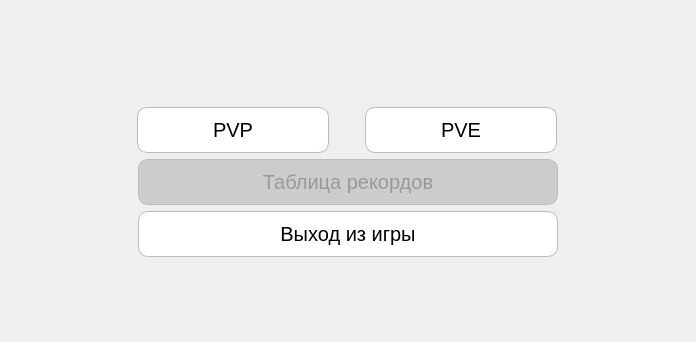
thehighestmath/sea_battle, file src/OffGame/InitWidget.ui: the form before one commit; both pictures show x 0 to 696 and y 0 to 342 of the 696 by 537 pixel window.
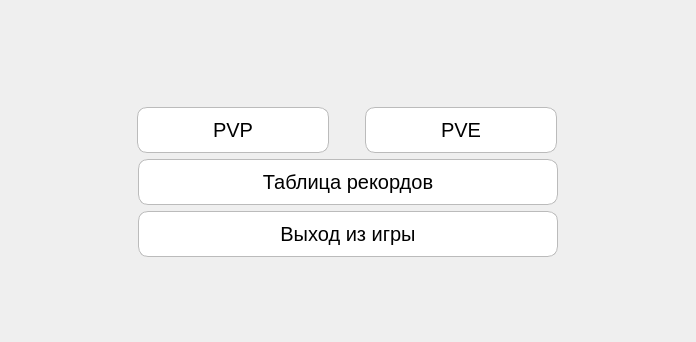
The form after the commit.

```diff
--- a/src/OffGame/InitWidget.ui
+++ b/src/OffGame/InitWidget.ui
@@ -119,7 +119,7 @@
         <item>
          <widget class="QPushButton" name="highscoreTable">
           <property name="enabled">
-           <bool>false</bool>
+           <bool>true</bool>
           </property>
           <property name="layoutDirection">
            <enum>Qt::LeftToRight</enum>
```
